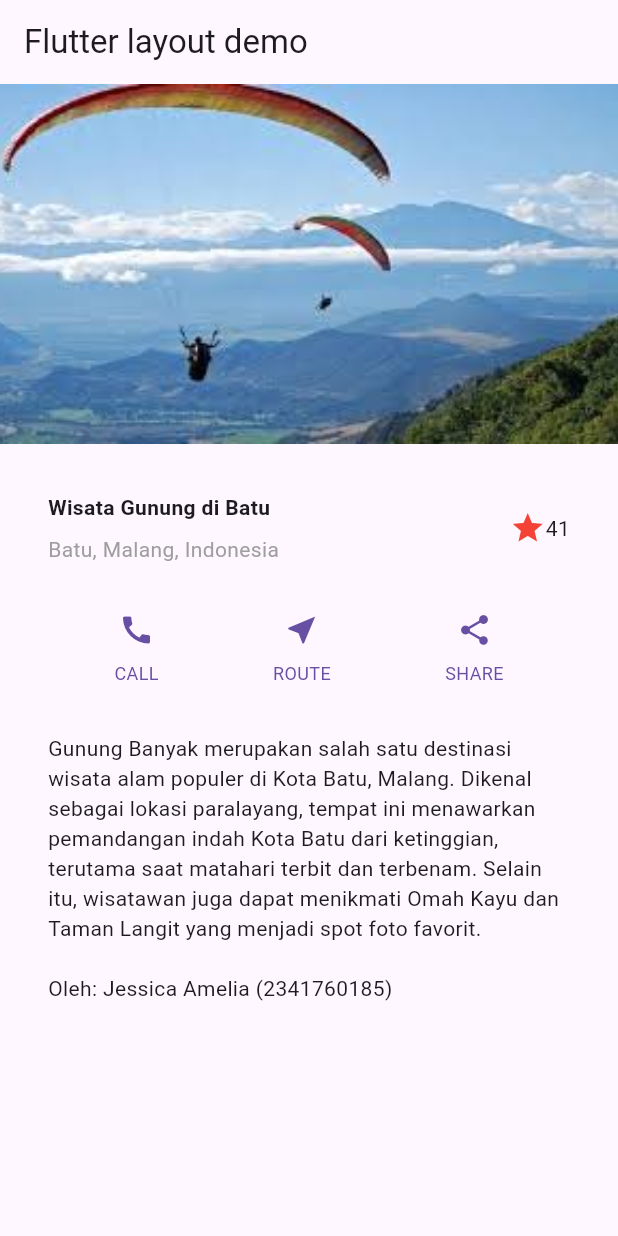
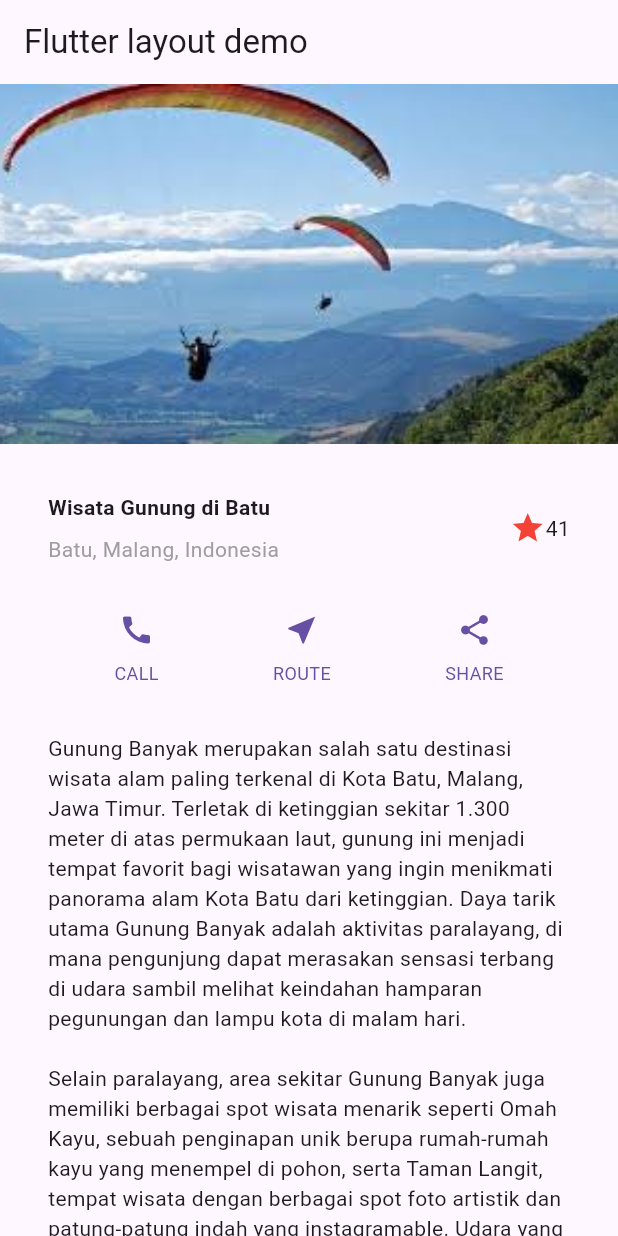
Before and after one commit to jessicaamelia17/flutter_layout_navigation, a Flutter app: the screen it shows after launch, on a phone screen of 412 x 824 dp. Run offline on Flutter 3.47's test engine with Material 3 defaults, Android fonts, the phone set to English and light mode, and no system bars.

Commit message:
Praktikum 4: Langkah 3

```diff
--- a/lib/main.dart
+++ b/lib/main.dart
@@ -54,23 +54,31 @@
     Widget textSection = Container(
       padding: const EdgeInsets.all(32),
       child: const Text(
-        'Gunung Banyak merupakan salah satu destinasi wisata alam populer di Kota Batu, '
-        'Malang. Dikenal sebagai lokasi paralayang, tempat ini menawarkan pemandangan '
-        'indah Kota Batu dari ketinggian, terutama saat matahari terbit dan terbenam. '
-        'Selain itu, wisatawan juga dapat menikmati Omah Kayu dan Taman Langit '
-        'yang menjadi spot foto favorit. '
-        '\n\nOleh: Jessica Amelia (2341760185)',
+        'Gunung Banyak merupakan salah satu destinasi wisata alam paling terkenal di Kota Batu, '
+        'Malang, Jawa Timur. Terletak di ketinggian sekitar 1.300 meter di atas permukaan laut, '
+        'gunung ini menjadi tempat favorit bagi wisatawan yang ingin menikmati panorama alam '
+        'Kota Batu dari ketinggian. Daya tarik utama Gunung Banyak adalah aktivitas paralayang, '
+        'di mana pengunjung dapat merasakan sensasi terbang di udara sambil melihat keindahan '
+        'hamparan pegunungan dan lampu kota di malam hari.\n\n'
+        'Selain paralayang, area sekitar Gunung Banyak juga memiliki berbagai spot wisata menarik '
+        'seperti Omah Kayu, sebuah penginapan unik berupa rumah-rumah kayu yang menempel di pohon, '
+        'serta Taman Langit, tempat wisata dengan berbagai spot foto artistik dan patung-patung indah '
+        'yang instagramable. Udara yang sejuk dan suasana alam yang asri menjadikan tempat ini cocok '
+        'untuk bersantai, berfoto, ataupun sekadar menikmati waktu bersama keluarga dan teman-teman.\n\n'
+        'Bagi pecinta alam dan fotografi, Gunung Banyak juga menjadi lokasi ideal untuk berburu sunrise '
+        'dan sunset yang menawan. Dari puncak, pengunjung dapat melihat pemandangan spektakuler perbukitan '
+        'dan lembah di sekitar Batu dan Malang.\n\n'
+        'Oleh: Jessica Amelia (2341760185)',
         softWrap: true,
       ),
     );
-
 
     // --- Return MaterialApp ---
     return MaterialApp(
       title: 'Flutter layout: Jessica Amelia dan 2341760185',
       home: Scaffold(
         appBar: AppBar(title: const Text('Flutter layout demo')),
-        body: Column(
+        body: ListView(
           children: [
             Image.asset(
               'images/gunung_banyak.png',
```
Also changed, not shown: images/langkah3.gif (added), 1 other file.
